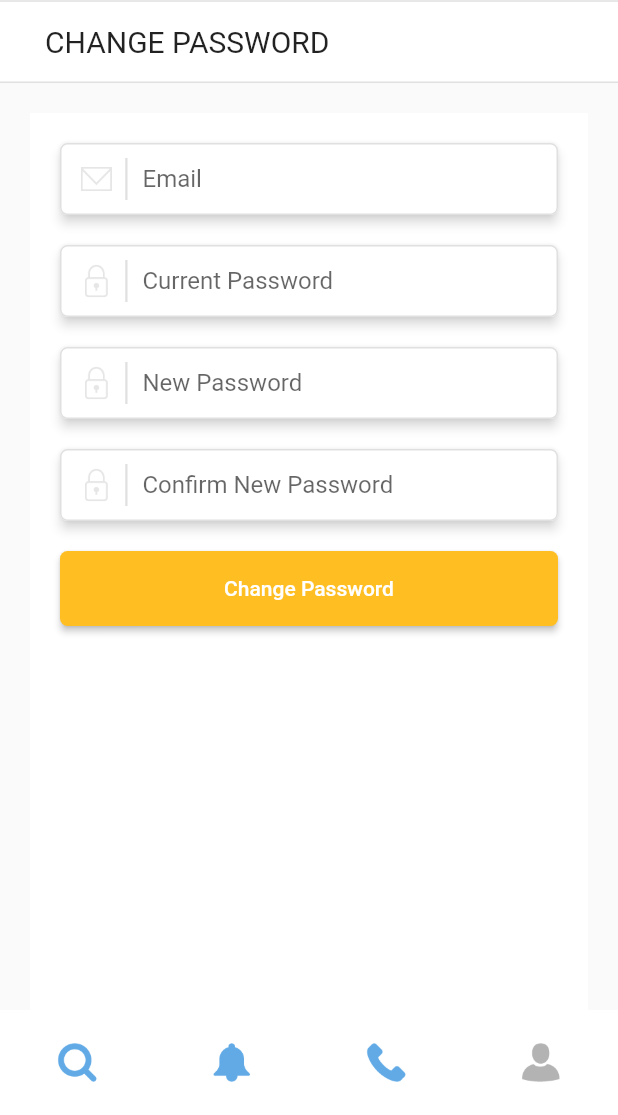
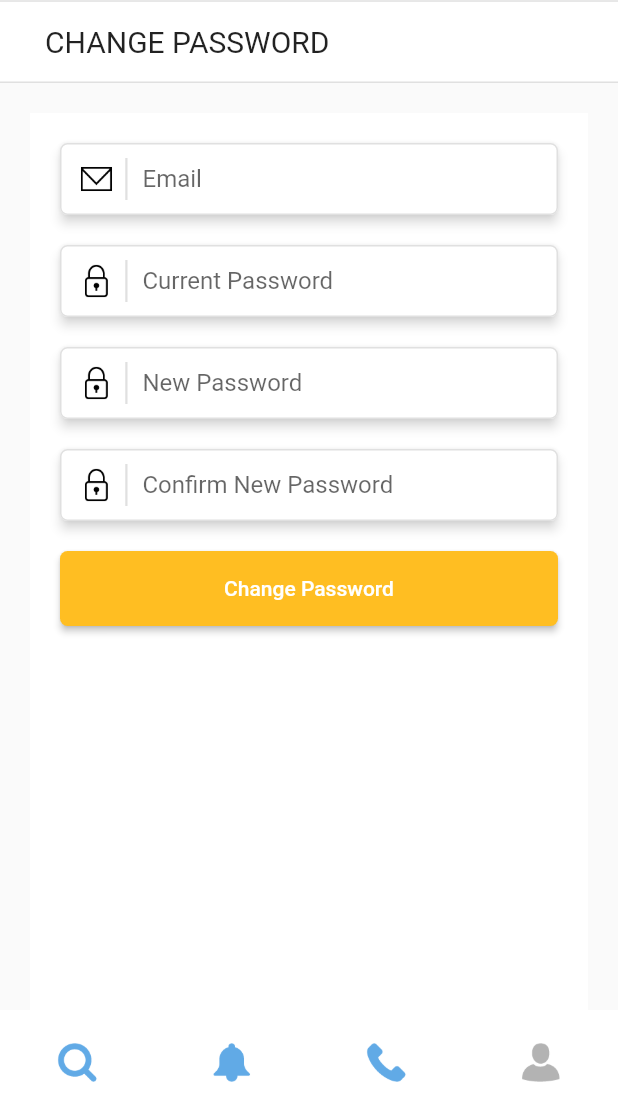
Before and after one commit to Jeypzzz/itinerary-wallet-android, a Flutter app: the ChangePassword screen opened by its route, on a phone screen of 412 x 824 dp, the part 121-1236 px from its top. Run offline on Flutter 3.47's test engine with Material 2 defaults, Android fonts, the phone set to English and light mode, and no system bars; our stand-ins replace dio, shared_preferences, transparent_image, webview_flutter; missing offline and left inert: dart:ffi; accounts and stored records are empty.

```diff
--- a/lib/common/def_textfield.dart
+++ b/lib/common/def_textfield.dart
@@ -1,6 +1,6 @@
 import 'package:flutter/material.dart';
 
-class DefTextfield extends StatelessWidget {
+class DefTextField extends StatelessWidget {
   final String textHint;
   final String icon;
   final bool withShadow;
@@ -8,7 +8,7 @@ class DefTextfield extends StatelessWidget {
   final TextInputType type;
   final TextEditingController controller;
 
-  DefTextfield({
+  DefTextField({
     this.textHint,
     this.icon,
     this.withShadow = false,
@@ -44,7 +44,7 @@ class DefTextfield extends StatelessWidget {
                     ),
                   ),
                 ),
-                child: Image.asset(icon),
+                child: Image.asset(icon, color: Colors.black,),
               ),
               enabledBorder: outlineBorder(),
               focusedBorder: outlineBorder(),
--- a/lib/common/def_textfield2.dart
+++ b/lib/common/def_textfield2.dart
@@ -42,7 +42,7 @@ class DefTextField2 extends StatelessWidget {
           Align(
             alignment: Alignment.center,
             child: TextFormField(
-              initialValue: initialValue,
+              controller: controller,
               keyboardType: type,
               enabled: enabled,
               validator: validator,
--- a/lib/common/def_textfield_obscured.dart
+++ b/lib/common/def_textfield_obscured.dart
@@ -1,6 +1,6 @@
 import 'package:flutter/material.dart';
 
-class DefTextfieldObscured extends StatelessWidget {
+class DefTextFieldObscured extends StatelessWidget {
   final String textHint;
   final String icon;
   final bool withShadow;
@@ -8,7 +8,7 @@ class DefTextfieldObscured extends StatelessWidget {
   final TextInputType type;
   final TextEditingController controller;
 
-  DefTextfieldObscured({
+  DefTextFieldObscured({
     this.textHint,
     this.icon,
     this.withShadow = false,
@@ -45,7 +45,7 @@ class DefTextfieldObscured extends StatelessWidget {
                     ),
                   ),
                 ),
-                child: Image.asset(icon),
+                child: Image.asset(icon, color: Colors.black,),
               ),
               enabledBorder: outlineBorder(),
               focusedBorder: outlineBorder(),
--- a/lib/pages/bottom_tab_page/profile_page/change_password.dart
+++ b/lib/pages/bottom_tab_page/profile_page/change_password.dart
@@ -105,7 +105,7 @@ class _ChangePasswordState extends State<ChangePassword> {
           child: Column(
             mainAxisSize: MainAxisSize.max,
             children: <Widget>[
-              DefTextfield(
+              DefTextField(
                 controller: emailController,
                 textHint: 'Email',
                 icon: 'assets/Icons/email.png',
@@ -113,7 +113,7 @@ class _ChangePasswordState extends State<ChangePassword> {
                 type: TextInputType.emailAddress,
               ),
               SizedBox(height: 20),
-              DefTextfield(
+              DefTextField(
                 controller: currentPasswordController,
                 textHint: 'Current Password',
                 icon: 'assets/Icons/lock.png',
@@ -121,7 +121,7 @@ class _ChangePasswordState extends State<ChangePassword> {
                 type: TextInputType.text,
               ),
               SizedBox(height: 20),
-              DefTextfield(
+              DefTextField(
                 controller: newPasswordController,
                 textHint: 'New Password',
                 icon: 'assets/Icons/lock.png',
@@ -129,7 +129,7 @@ class _ChangePasswordState extends State<ChangePassword> {
                 type: TextInputType.text,
               ),
               SizedBox(height: 20),
-              DefTextfield(
+              DefTextField(
                 controller: newPasswordController,
                 textHint: 'Confirm New Password',
                 icon: 'assets/Icons/lock.png',
--- a/lib/pages/login_page/login.dart
+++ b/lib/pages/login_page/login.dart
@@ -86,7 +86,7 @@ class _LoginState extends State<Login> {
           // print(res['id']);
           setPreferences(
               res['id'], res['first_name'], res['last_name'], res['email']);
-          Navigator.pushNamed(context, '/home');
+          Navigator.pushNamedAndRemoveUntil(context, '/home', (Route<dynamic> route) => false);
         }
       }
     } catch (error) {
@@ -118,12 +118,12 @@ class _LoginState extends State<Login> {
       child: Column(
         children: <Widget>[
           SizedBox(height: 30),
-          DefTextfield(
+          DefTextField(
               controller: emailController,
               textHint: 'Email',
               icon: 'assets/Icons/email.png'),
           SizedBox(height: 20),
-          DefTextfieldObscured(
+          DefTextFieldObscured(
             controller: passwordController,
             textHint: 'Password',
             icon: 'assets/Icons/lock.png',
--- a/lib/pages/splashscreen/splashscreen.dart
+++ b/lib/pages/splashscreen/splashscreen.dart
@@ -21,8 +21,6 @@ class _SplashScreenState extends State<SplashScreen> {
         checkAuthenticated();
       });
     });
-
-
 
     _timer = Timer.periodic(Duration(milliseconds: 100), (Timer t) {
       setState(() {
```
Also changed, not shown: lib/pages/bottom_tab_page/profile_page/profile.dart (+29 -18 lines).
